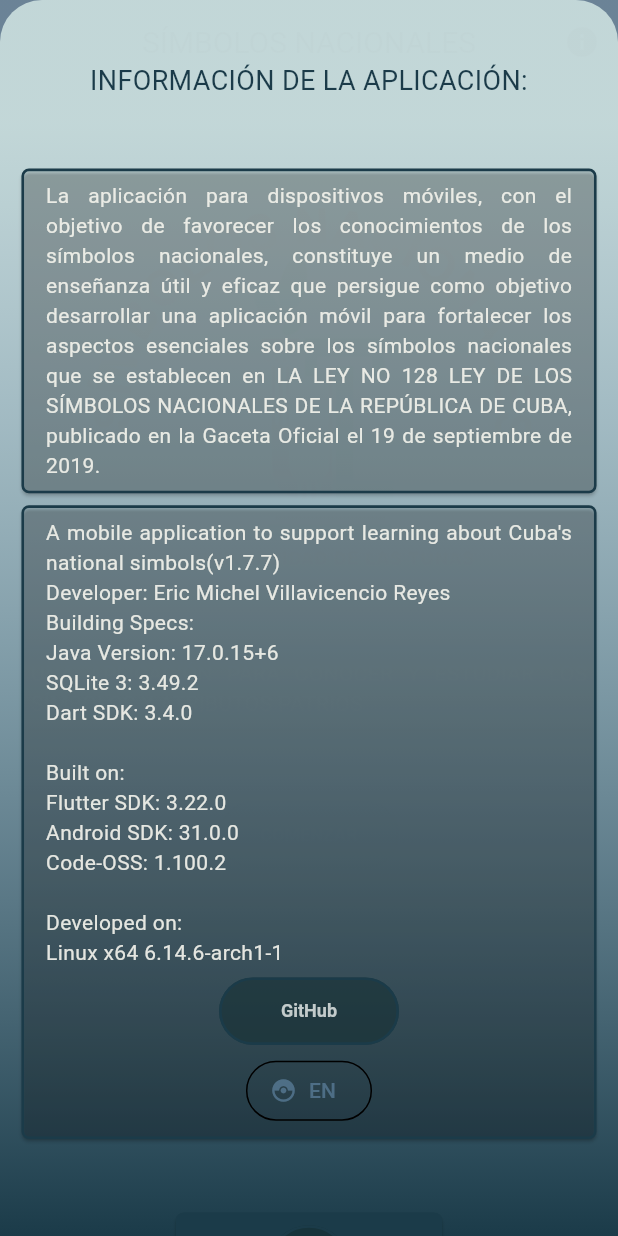
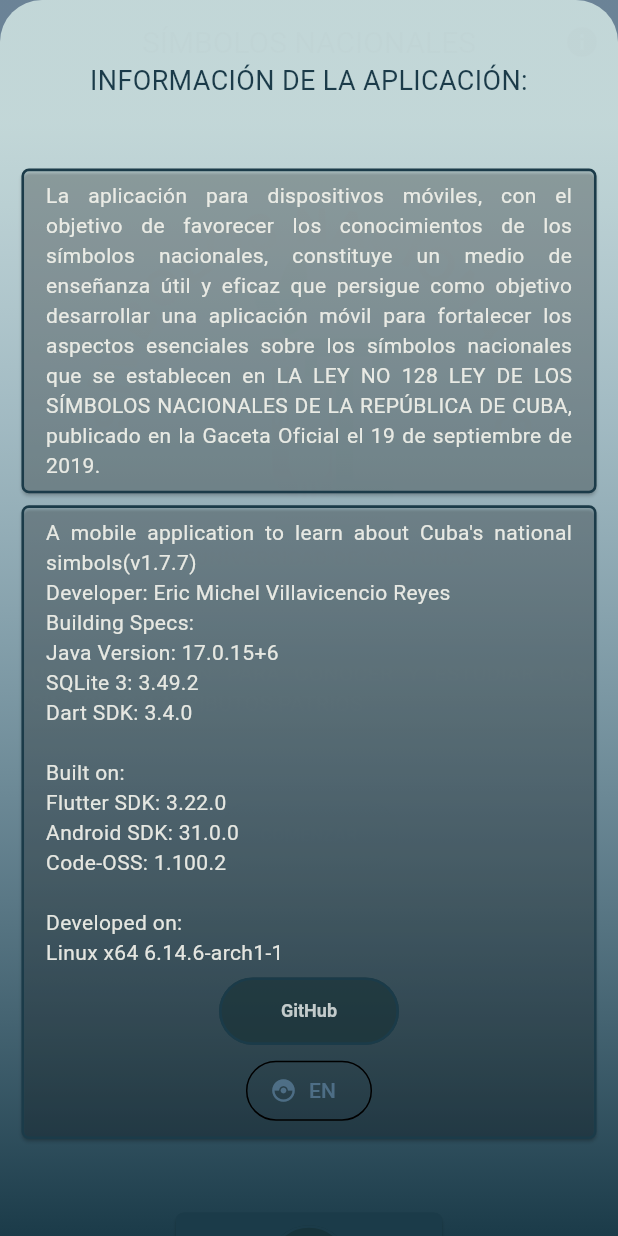
Before and after one commit to ElectroZombie/simbolos_patrios, a Flutter app: the screen it shows after launch, after a tap on the "info" icon, on a phone screen of 412 x 824 dp. Run offline on Flutter 3.47's test engine with Material 3 defaults, Android fonts, the light colour scheme and no system bars; our stand-ins replace shared_preferences, sqflite, sqflite_common_ffi; accounts and stored records are empty; Roboto replaces fonts that are missing (Arial).

Commit message:
Actualizada la info de la app y rutas

```diff
--- a/lib/providers/chapter_provider.dart
+++ b/lib/providers/chapter_provider.dart
@@ -1,6 +1,7 @@
 import 'package:flutter/material.dart';
-import 'package:educative_software/models/chapter_model.dart';
-import 'package:educative_software/services/db_service.dart';
+
+import '../models/chapter_model.dart';
+import '../services/db_service.dart';
 
 class ChapterProvider extends ChangeNotifier {
   List<ChapterModel> chapters = [ChapterModel.nullChapter()];
--- a/lib/providers/language_provider.dart
+++ b/lib/providers/language_provider.dart
@@ -1,5 +1,6 @@
-import 'package:educative_software/utils/enum_types.dart';
 import 'package:flutter/material.dart';
+
+import '../utils/enum_types.dart';
 
 class LanguageProvider extends ChangeNotifier {
   LanguageEnum language = LanguageEnum.en;
--- a/lib/services/db_service.dart
+++ b/lib/services/db_service.dart
@@ -1,9 +1,9 @@
 import 'dart:io';
-
-import 'package:educative_software/models/chapter_model.dart';
-import 'package:educative_software/services/chapter_service.dart';
 import 'package:sqflite_common_ffi/sqflite_ffi.dart';
 import 'package:path/path.dart';
+
+import '../models/chapter_model.dart';
+import './chapter_service.dart';
 
 class DBService {
   static Future<Database> _openDB() async {
--- a/lib/views/landing_view.dart
+++ b/lib/views/landing_view.dart
@@ -1,9 +1,9 @@
-import 'package:educative_software/providers/chapter_provider.dart';
-import 'package:educative_software/styles/button_style.dart';
-import 'package:educative_software/widgets/gradient.dart';
 import 'package:flutter/material.dart';
 import 'package:provider/provider.dart';
 
+import '../providers/chapter_provider.dart';
+import '../styles/button_style.dart';
+import '../widgets/gradient.dart';
 import '../widgets/info_sheet.dart';
 
 class LandingView extends StatelessWidget {
--- a/lib/widgets/confirm_dialog_widget.dart
+++ b/lib/widgets/confirm_dialog_widget.dart
@@ -1,5 +1,6 @@
-import 'package:educative_software/styles/button_style.dart';
 import 'package:flutter/material.dart';
+
+import '../styles/button_style.dart';
 
 Future<bool> confirmDialogWidget(String text, BuildContext context) async {
   ColorScheme colors = Theme.of(context).colorScheme;
--- a/lib/widgets/info_sheet.dart
+++ b/lib/widgets/info_sheet.dart
@@ -1,10 +1,11 @@
-import 'package:educative_software/providers/language_provider.dart';
-import 'package:educative_software/utils/enum_types.dart';
-import 'package:educative_software/widgets/gradient.dart';
-import 'package:flutter/material.dart';
-import 'package:educative_software/styles/button_style.dart';
 import 'package:provider/provider.dart';
 import 'package:url_launcher/url_launcher.dart';
+import 'package:flutter/material.dart';
+
+import '../providers/language_provider.dart';
+import '../utils/enum_types.dart';
+import '../widgets/gradient.dart';
+import '../styles/button_style.dart';
 
 infoSheet(BuildContext context, ColorScheme colors) {
   showModalBottomSheet(
@@ -189,7 +190,7 @@ Future<void> _launchUrl() async {
 Widget _showText(LanguageEnum language, colors) {
   return language == LanguageEnum.en
       ? Text(
-          "A mobile application to support learning about Cuba's national simbols"
+          "A mobile application to learn about Cuba's national simbols"
           "(v1.7.7)\n"
           "Developer: "
           "Eric Michel Villavicencio Reyes\n"
--- a/pubspec.yaml
+++ b/pubspec.yaml
@@ -1,7 +1,7 @@
-name: educative_software
-description: "Una aplicación educativa para enseñar sobre los símbolos y atributos nacionales"
+name: simbolos_nacionales_ult
+description: "UNA APLICACIÓN PARA CONOCER Y ESTUDIAR LOS SÍMBOLOS Y ATRIBUTOS PATRIOS"
 publish_to: "none"
-version: 0.2.1
+version: 1.7.7
 
 environment:
   sdk: ">=3.4.0 <4.0.0"
```
Also changed, not shown: lib/views/chapter_info_view.dart (+4 -5 lines), lib/views/contextual_map_view.dart (+5 -5 lines), 1 other file.
